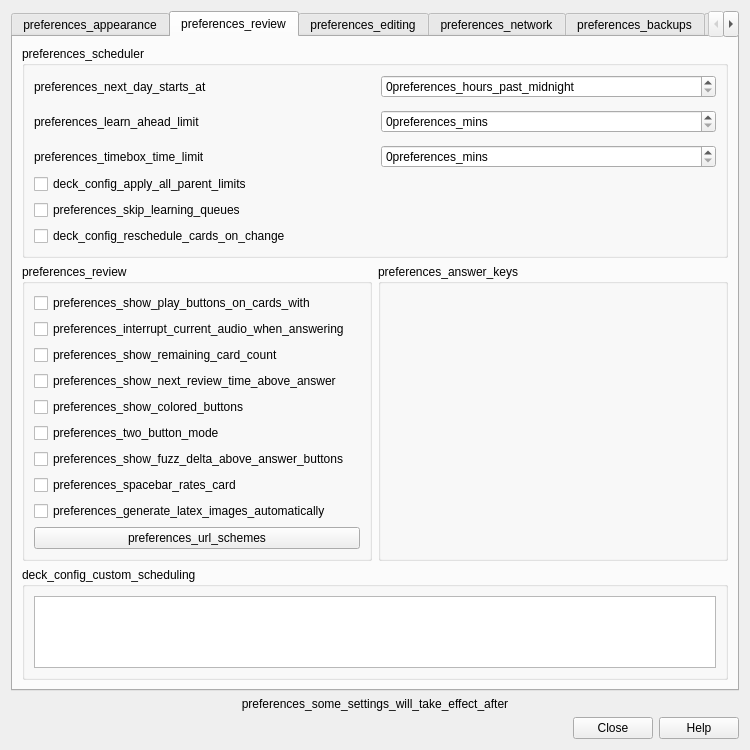
Qt form qt/aqt/forms/preferences.ui (Expertium/Clanki) before a commit.
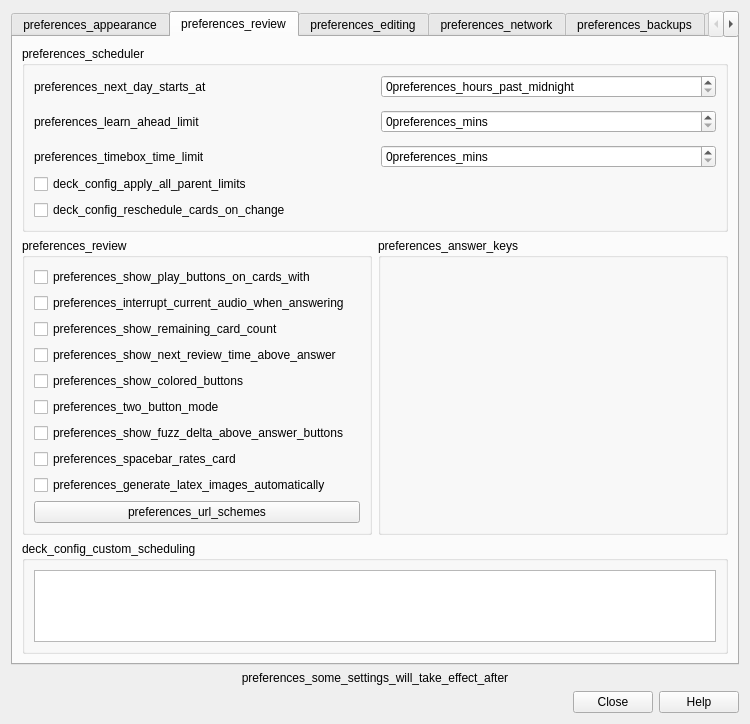
The same form after that commit. The open tabs and pages were chosen to show the change.

Commit message:
behavior: "Max number of same-day reviews" per preset replaces "Skip learning/relearning queues"
A preset's limit N (unset = no limit, shown as 9999) counts a card's
reviews logged today; once there are N or more, every answer schedules the
card as if there were no learning queues (steps skipped, sub-day intervals
rounded up to a day). 0 reproduces the removed collection-wide switch, and
a collection that had the switch on gets 0 on every preset when it opens.
The row sits under Learning steps in Advanced mode. Spec
sched.max-same-day-reviews.

```diff
--- a/qt/aqt/forms/preferences.ui
+++ b/qt/aqt/forms/preferences.ui
@@ -382,13 +382,6 @@
             </property>
            </widget>
           </item>
-          <item>
-           <widget class="QCheckBox" name="fsrsLearningQueuesDisabled">
-            <property name="text">
-             <string>preferences_skip_learning_queues</string>
-            </property>
-           </widget>
-          </item>
           <item>
            <widget class="QCheckBox" name="fsrsReschedule">
             <property name="toolTip">
```
The commit also changes 30 other files.
